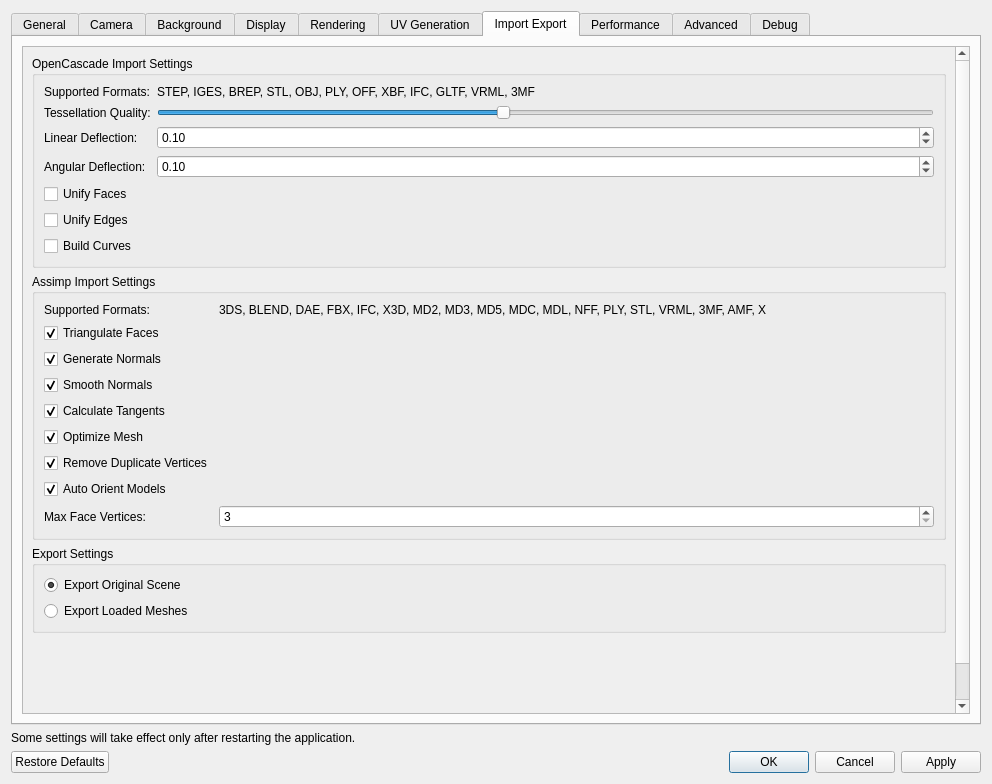
Above: ui/SettingsDialog.ui from 01Hub/ModelViewer before the change. Below: the same form after it.
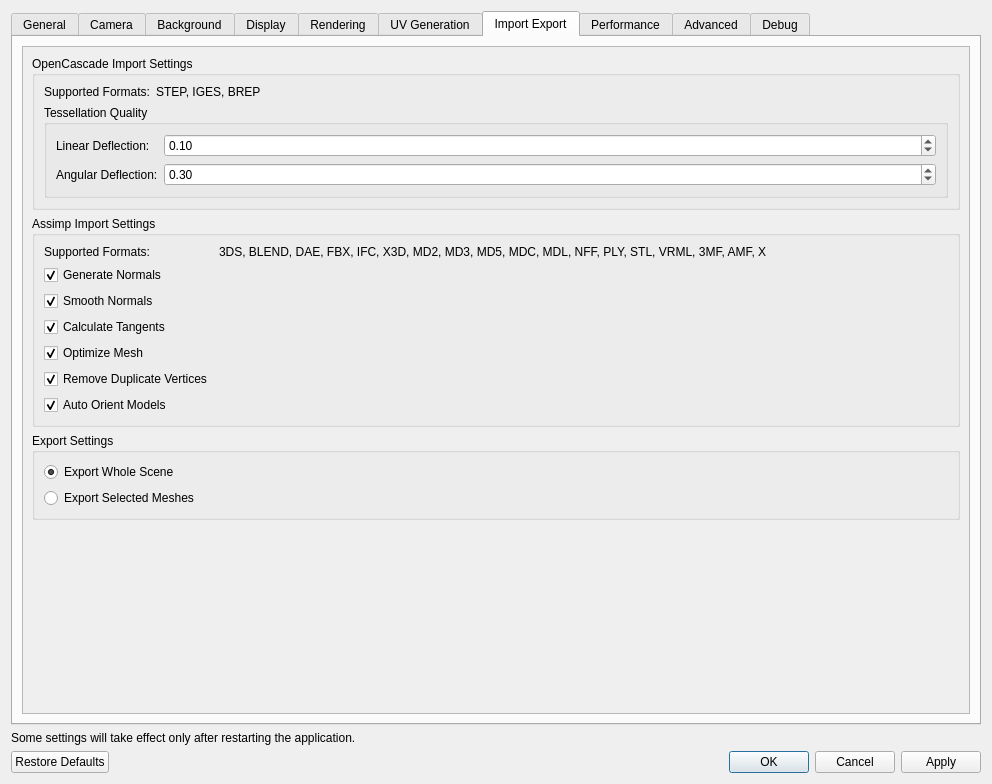
That is the form after the change. The open tabs and pages were chosen to show the change.

Commit message: Fix: wire Settings dialog Import/Export tab end-to-end

Patch:
```diff
--- a/ui/SettingsDialog.ui
+++ b/ui/SettingsDialog.ui
@@ -1383,7 +1383,7 @@
             <x>0</x>
             <y>0</y>
             <width>936</width>
-            <height>822</height>
+            <height>656</height>
            </rect>
           </property>
           <layout class="QGridLayout" name="gridLayout_16">
@@ -1403,44 +1403,27 @@
               <item row="0" column="1">
                <widget class="QLabel" name="occtFormatsListLabel">
                 <property name="text">
-                 <string>STEP, IGES, BREP, STL, OBJ, PLY, OFF, XBF, IFC, GLTF, VRML, 3MF</string>
+                 <string>STEP, IGES, BREP</string>
                 </property>
                 <property name="wordWrap">
                  <bool>true</bool>
                 </property>
                </widget>
               </item>
-              <item row="1" column="0">
-               <widget class="QLabel" name="tessellationQualityLabel">
-                <property name="text">
-                 <string>Tessellation Quality:</string>
+              <item row="1" column="0" colspan="2">
+               <widget class="QGroupBox" name="tessellationQualityGroupBox">
+                <property name="title">
+                 <string>Tessellation Quality</string>
                 </property>
-               </widget>
-              </item>
-              <item row="1" column="1">
-               <widget class="QSlider" name="tessellationQualitySlider">
-                <property name="minimum">
-                 <number>1</number>
-                </property>
-                <property name="maximum">
-                 <number>10</number>
-                </property>
-                <property name="value">
-                 <number>5</number>
-                </property>
-                <property name="orientation">
-                 <enum>Qt::Orientation::Horizontal</enum>
-                </property>
-               </widget>
-              </item>
-              <item row="2" column="0">
+                <layout class="QFormLayout" name="tessellationQualityFormLayout">
+                 <item row="0" column="0">
                <widget class="QLabel" name="linearDeflectionLabel">
                 <property name="text">
                  <string>Linear Deflection:</string>
                 </property>
                </widget>
               </item>
-              <item row="2" column="1">
+                 <item row="0" column="1">
                <widget class="QDoubleSpinBox" name="linearDeflectionSpinBox">
                 <property name="minimum">
                  <double>0.000000000000000</double>
@@ -1456,14 +1439,14 @@
                 </property>
                </widget>
               </item>
-              <item row="3" column="0">
+                 <item row="1" column="0">
                <widget class="QLabel" name="angularDeflectionLabel">
                 <property name="text">
                  <string>Angular Deflection:</string>
                 </property>
                </widget>
               </item>
-              <item row="3" column="1">
+                 <item row="1" column="1">
                <widget class="QDoubleSpinBox" name="angularDeflectionSpinBox">
                 <property name="minimum">
                  <double>0.000000000000000</double>
@@ -1475,29 +1458,11 @@
                  <double>0.001000000000000</double>
                 </property>
                 <property name="value">
-                 <double>0.100000000000000</double>
+                    <double>0.300000000000000</double>
                 </property>
                </widget>
               </item>
-              <item row="4" column="0">
-               <widget class="QCheckBox" name="occtUnifyFacesCheckBox">
-                <property name="text">
-                 <string>Unify Faces</string>
-                </property>
-               </widget>
-              </item>
-              <item row="5" column="0">
-               <widget class="QCheckBox" name="occtUnifyEdgesCheckBox">
-                <property name="text">
-                 <string>Unify Edges</string>
-                </property>
-               </widget>
-              </item>
-              <item row="6" column="0">
-               <widget class="QCheckBox" name="occtBuildCurvesCheckBox">
-                <property name="text">
-                 <string>Build Curves</string>
-                </property>
+                </layout>
                </widget>
               </item>
              </layout>
@@ -1526,16 +1491,6 @@
                 </property>
                </widget>
               </item>
-              <item row="1" column="0">
-               <widget class="QCheckBox" name="assimpTriangulateCheckBox">
-                <property name="text">
-                 <string>Triangulate Faces</string>
-                </property>
-                <property name="checked">
-                 <bool>true</bool>
-                </property>
-               </widget>
-              </item>
               <item row="2" column="0">
                <widget class="QCheckBox" name="assimpGenNormalsCheckBox">
                 <property name="text">
@@ -1586,26 +1541,6 @@
                 </property>
                </widget>
               </item>
-              <item row="9" column="0">
-               <widget class="QLabel" name="assimpMaxFaceVerticesLabel">
-                <property name="text">
-                 <string>Max Face Vertices:</string>
-                </property>
-               </widget>
-              </item>
-              <item row="9" column="1">
-               <widget class="QSpinBox" name="assimpMaxFaceVerticesSpinBox">
-                <property name="minimum">
-                 <number>3</number>
-                </property>
-                <property name="maximum">
-                 <number>10</number>
-                </property>
-                <property name="value">
-                 <number>3</number>
-                </property>
-               </widget>
-              </item>
               <item row="7" column="0">
                <widget class="QCheckBox" name="assimpAutoOrientCheckBox">
                 <property name="text">
@@ -1630,7 +1565,7 @@
                 <item>
                  <widget class="QRadioButton" name="radioButtonExportScene">
                   <property name="text">
-                   <string>Export Original Scene</string>
+                   <string>Export Whole Scene</string>
                   </property>
                   <property name="checked">
                    <bool>true</bool>
@@ -1640,7 +1575,7 @@
                 <item>
                  <widget class="QRadioButton" name="radioButtonExportMeshes">
                   <property name="text">
-                   <string>Export Loaded Meshes</string>
+                   <string>Export Selected Meshes</string>
                   </property>
                  </widget>
                 </item>
```
Lines whose indentation alone changed are shown as unchanged. The commit also changes 6 other files.
